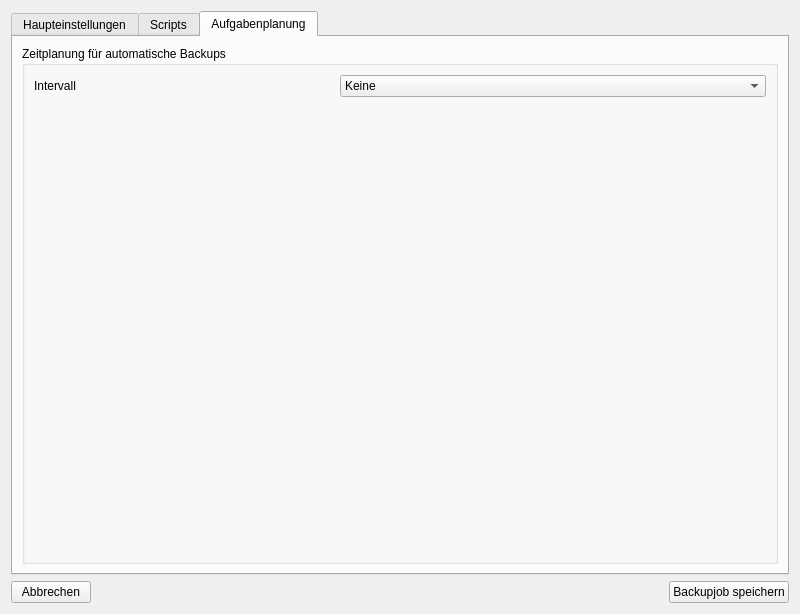
Above: tibackupadd.ui from theinvisible/tiBackupUi before the change. Below: the same form after it.
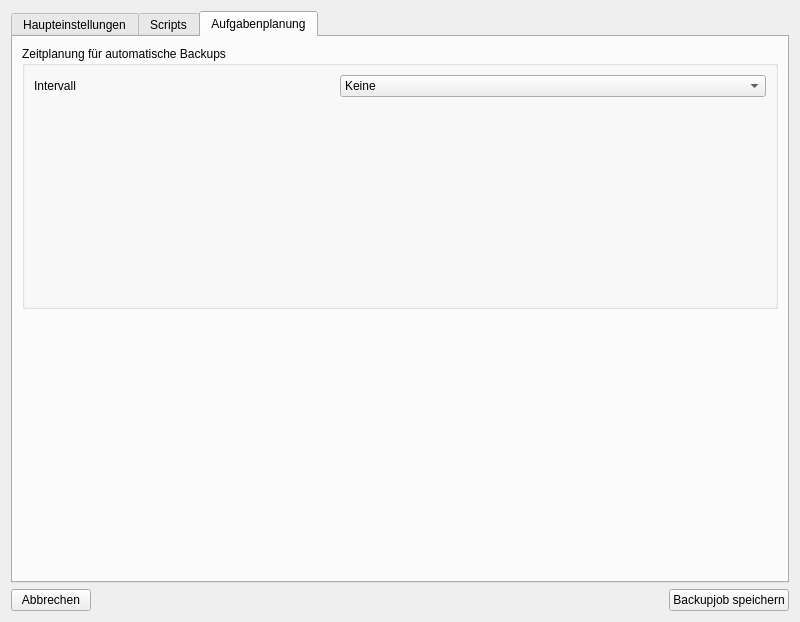
That is the form after the change. The open tabs and pages were chosen to show the change.

Commit message: GUI updates First changes for service control

```diff
--- a/tibackupadd.ui
+++ b/tibackupadd.ui
@@ -7,7 +7,7 @@
     <x>0</x>
     <y>0</y>
     <width>800</width>
-    <height>614</height>
+    <height>622</height>
    </rect>
   </property>
   <property name="windowTitle">
@@ -610,6 +610,19 @@
          </layout>
         </widget>
        </item>
+       <item>
+        <spacer name="verticalSpacer_2">
+         <property name="orientation">
+          <enum>Qt::Vertical</enum>
+         </property>
+         <property name="sizeHint" stdset="0">
+          <size>
+           <width>20</width>
+           <height>40</height>
+          </size>
+         </property>
+        </spacer>
+       </item>
       </layout>
      </widget>
     </widget>
```
The commit also changes 2 other files.
